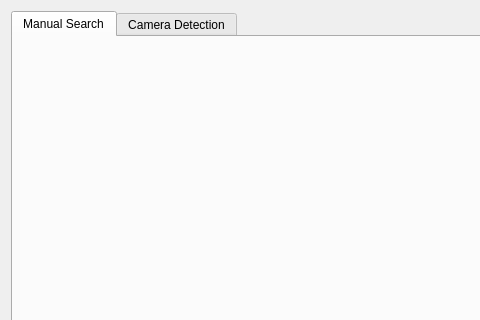
The window that ui/addBricksDialog.ui (Syadon/BrickCollectionManager) describes before a commit, drawn with Qt 5; both pictures show x 0 to 480 and y 0 to 320 of the 1000 by 600 pixel window.
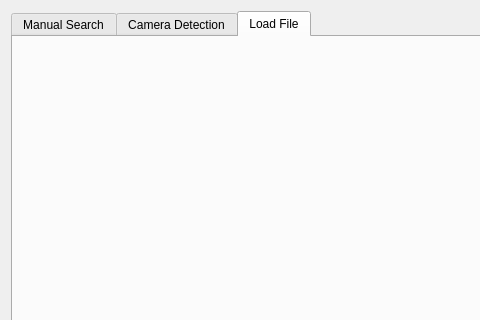
The same window after the commit.

Commit message: Added the tab for add bricks from file

What changed in the file:
```diff
--- a/ui/addBricksDialog.ui
+++ b/ui/addBricksDialog.ui
@@ -20,7 +20,7 @@
    <item>
     <widget class="QTabWidget" name="tabWidget">
      <property name="currentIndex">
-      <number>0</number>
+      <number>2</number>
      </property>
      <widget class="QWidget" name="searchTab">
       <attribute name="title">
@@ -277,6 +277,16 @@
        </item>
       </layout>
      </widget>
+     <widget class="QWidget" name="fileTab">
+      <attribute name="title">
+       <string>Load File</string>
+      </attribute>
+      <layout class="QGridLayout" name="gridLayout_2">
+       <item row="0" column="0">
+        <layout class="QGridLayout" name="gridLayout"/>
+       </item>
+      </layout>
+     </widget>
     </widget>
    </item>
    <item>
```
The commit also changes 5 other files.
